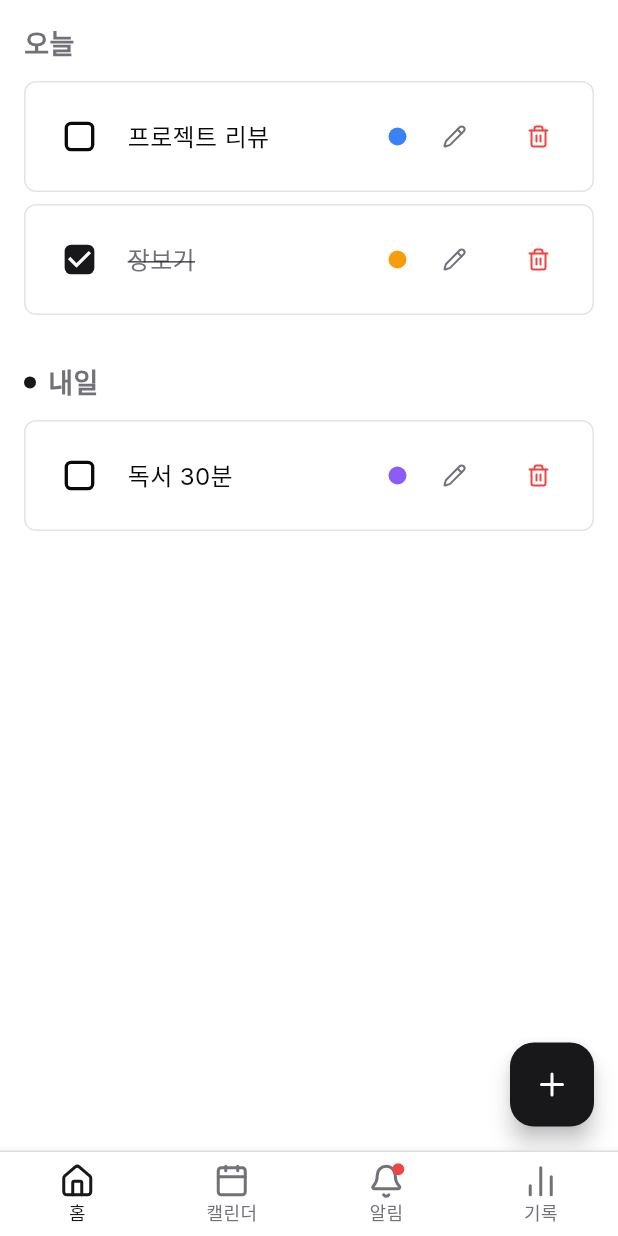
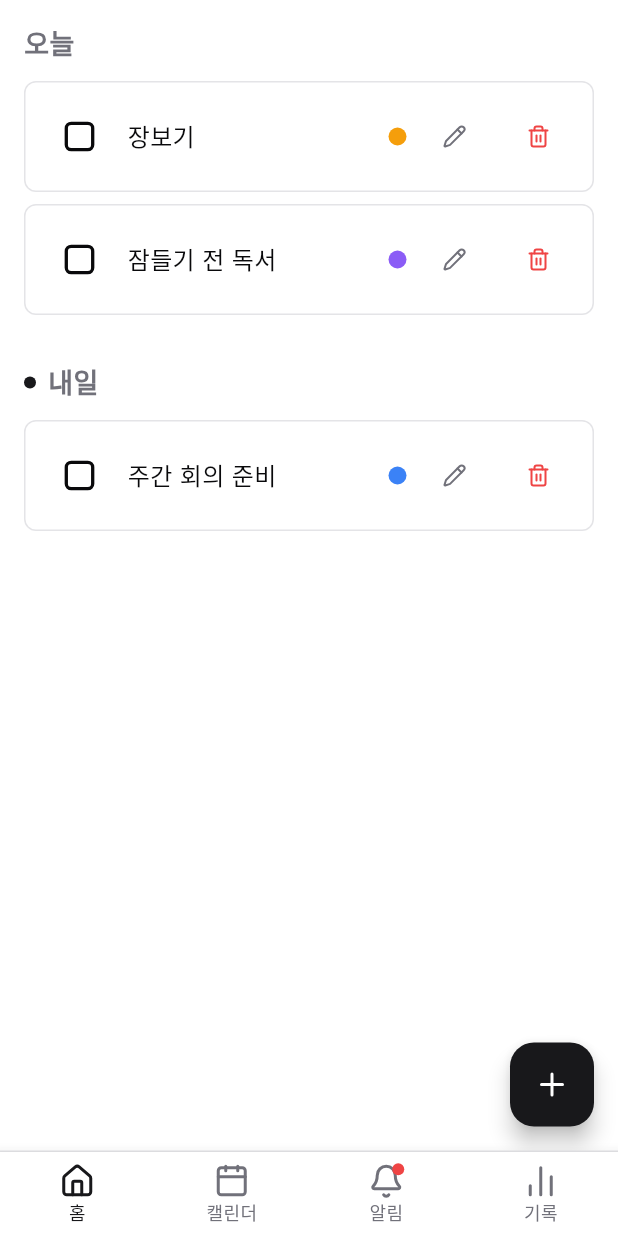
Before and after one commit to yeeuuuu/flutter_project, a Flutter app: the screen it shows after launch, after a tap on an icon or button, on a phone screen of 412 x 824 dp. Run offline on Flutter 3.47's test engine with Material 3 defaults, Android fonts, the phone set to English and light mode, and no system bars; our stand-ins replace google_fonts, lucide_icons.

Commit message:
샘플 수정

```diff
--- a/lib/app.dart
+++ b/lib/app.dart
@@ -1,13 +1,10 @@
 import 'package:flutter/material.dart';
 import 'package:lucide_icons/lucide_icons.dart';
-import 'package:intl/intl.dart'; // 날짜 포맷용
-import 'package:uuid/uuid.dart'; // ID 생성용
+import 'package:intl/intl.dart';
+import 'package:flutter_project2/styles/theme.dart';
+import 'package:flutter_project2/types/index.dart';
 
-// 스타일 및 유틸
-import 'package:flutter_project2/styles/theme.dart';
-import 'package:flutter_project2/types/index.dart'; // Task, RoutineStreak 모델
-
-// 탭 컴포넌트 Import
+// 컴포넌트 Import
 import 'package:flutter_project2/components/home_tab.dart';
 import 'package:flutter_project2/components/calendar_tab.dart';
 import 'package:flutter_project2/components/notifications_tab.dart';
@@ -37,89 +34,104 @@ class MainLayout extends StatefulWidget {
 class _MainLayoutState extends State<MainLayout> {
   int _selectedIndex = 0;
 
-  // React의 useState와 동일한 상태 관리 변수들
   List<Task> _tasks = [];
   List<RoutineStreak> _streaks = [];
 
   @override
   void initState() {
     super.initState();
-    _loadInitialData(); // 앱 시작 시 초기 데이터 로드
+    _loadInitialData();
   }
 
-  // 초기 샘플 데이터 로드 (React의 useEffect 로직 대응)
   void _loadInitialData() {
     final now = DateTime.now();
     final today = DateFormat('yyyy-MM-dd').format(now);
+    final yesterday = DateFormat('yyyy-MM-dd').format(now.subtract(const Duration(days: 1)));
     final tomorrow = DateFormat('yyyy-MM-dd').format(now.add(const Duration(days: 1)));
 
     setState(() {
       _tasks = [
+        // 1. [알림 탭용] 어제 못 끝낸 할 일 (이게 있어야 알림에 뜸)
         Task(
-          id: '1',
+          id: 'missed_1',
+          title: '어제 못 한 영어 공부',
+          type: 'todo',
+          completed: false,
+          date: yesterday,
+          color: '#EF4444', // Red
+          createdAt: now.subtract(const Duration(days: 1)).toIso8601String(),
+        ),
+        // 2. [기록 탭용] 루틴 1 (아침 운동)
+        Task(
+          id: 'routine_1',
           title: '아침 운동하기',
           type: 'routine',
-          completed: false,
+          completed: true, // 오늘은 완료함
           date: today,
           color: '#10B981', // Green
           createdAt: now.toIso8601String(),
         ),
+        // 3. [홈 탭용] 오늘의 할 일
         Task(
-          id: '2',
-          title: '프로젝트 리뷰',
+          id: 'todo_1',
+          title: '장보기',
           type: 'todo',
           completed: false,
-          date: today,
-          color: '#3B82F6', // Blue
-          createdAt: now.toIso8601String(),
-        ),
-        Task(
-          id: '3',
-          title: '장보기',
-          type: 'todo',
-          completed: true,
           date: today,
           color: '#F59E0B', // Amber
           createdAt: now.toIso8601String(),
         ),
+        // 4. [기록 탭용] 루틴 2 (독서)
         Task(
-          id: '4',
-          title: '독서 30분',
+          id: 'routine_2',
+          title: '잠들기 전 독서',
           type: 'routine',
           completed: false,
+          date: today,
+          color: '#8B5CF6', // Violet
+          createdAt: now.toIso8601String(),
+        ),
+        // 5. 내일 할 일
+        Task(
+          id: 'todo_future',
+          title: '주간 회의 준비',
+          type: 'todo',
+          completed: false,
           date: tomorrow,
-          color: '#8B5CF6', // Violet
+          color: '#3B82F6', // Blue
           createdAt: now.toIso8601String(),
         ),
       ];
 
-      // 루틴 연속 달성 기록 샘플
+      // [기록 탭용] 루틴 연속 기록 데이터 (ID를 위 Task와 일치시킴)
       _streaks = [
         RoutineStreak(
-          routineId: '1', // 아침 운동하기
-          currentStreak: 3,
-          longestStreak: 5,
-          lastCompletedDate: DateFormat('yyyy-MM-dd').format(now.subtract(const Duration(days: 1))),
+          routineId: 'routine_1', // 아침 운동하기와 매칭
+          currentStreak: 5,
+          longestStreak: 12,
+          lastCompletedDate: today,
+        ),
+        RoutineStreak(
+          routineId: 'routine_2', // 독서와 매칭
+          currentStreak: 2,
+          longestStreak: 4,
+          lastCompletedDate: yesterday,
         ),
       ];
     });
   }
 
-  // 할 일 추가 및 수정 핸들러
   void _handleUpdateTask(Task task) {
     setState(() {
       final index = _tasks.indexWhere((t) => t.id == task.id);
       if (index != -1) {
-        // 기존 태스크 수정
         _tasks[index] = task;
       } else {
-        // 새 태스크 추가
         _tasks.add(task);
       }
     });
   }
 
-  // 할 일 삭제 핸들러
   void _handleDeleteTask(String id) {
     setState(() {
       _tasks.removeWhere((t) => t.id == id);
@@ -128,33 +140,19 @@ class _MainLayoutState extends State<MainLayout> {
 
   @override
   Widget build(BuildContext context) {
-    // React의 nav 순서: Home -> Calendar -> Notifications -> Records
-    // 각 탭에 필요한 데이터를 prop으로 전달
     final List<Widget> screens = [
-      HomeTab(
-        tasks: _tasks,
-        onUpdateTask: _handleUpdateTask,
-        onDeleteTask: _handleDeleteTask,
-      ),
-      CalendarTab(
-        tasks: _tasks,
-      ),
-      NotificationTab(
-        tasks: _tasks,
-      ),
-      RecordsTab(
-        tasks: _tasks,
-        streaks: _streaks,
-      ),
+      HomeTab(tasks: _tasks, onUpdateTask: _handleUpdateTask, onDeleteTask: _handleDeleteTask),
+      CalendarTab(tasks: _tasks),
+      NotificationTab(tasks: _tasks), // 이제 어제 미완료 태스크가 보일 것입니다.
+      RecordsTab(tasks: _tasks, streaks: _streaks), // 이제 루틴 기록이 보일 것입니다.
     ];
 
-    // 읽지 않은 알림 개수 계산 (오늘 이전의 미완료 태스크)
+    // 알림 배지 카운트 (오늘 이전 미완료 태스크)
     final todayStr = DateFormat('yyyy-MM-dd').format(DateTime.now());
     final incompleteCount = _tasks.where((t) => !t.completed && t.date.compareTo(todayStr) <= 0).length;
 
     return Scaffold(
       body: SafeArea(
-        // IndexedStack을 사용하여 탭 전환 시 화면 상태 유지 (React Router와 유사 효과)
         child: IndexedStack(
           index: _selectedIndex,
           children: screens,
@@ -176,39 +174,25 @@ class _MainLayoutState extends State<MainLayout> {
           selectedFontSize: 12,
           unselectedFontSize: 12,
           items: [
-            const BottomNavigationBarItem(
-              icon: Icon(LucideIcons.home),
-              label: '홈',
-            ),
-            const BottomNavigationBarItem(
-              icon: Icon(LucideIcons.calendar),
-              label: '캘린더',
-            ),
+            const BottomNavigationBarItem(icon: Icon(LucideIcons.home), label: '홈'),
+            const BottomNavigationBarItem(icon: Icon(LucideIcons.calendar), label: '캘린더'),
             BottomNavigationBarItem(
               icon: Stack(
                 children: [
                   const Icon(LucideIcons.bell),
                   if (incompleteCount > 0)
                     Positioned(
-                      right: 0,
-                      top: 0,
+                      right: 0, top: 0,
                       child: Container(
-                        width: 8,
-                        height: 8,
-                        decoration: const BoxDecoration(
-                          color: AppTheme.destructive,
-                          shape: BoxShape.circle,
-                        ),
+                        width: 8, height: 8,
+                        decoration: const BoxDecoration(color: AppTheme.destructive, shape: BoxShape.circle),
                       ),
                     ),
                 ],
               ),
               label: '알림',
             ),
-            const BottomNavigationBarItem(
-              icon: Icon(LucideIcons.barChart2), // React의 TrendingUp 대체
-              label: '기록',
-            ),
+            const BottomNavigationBarItem(icon: Icon(LucideIcons.barChart2), label: '기록'),
           ],
         ),
       ),
--- a/lib/components/records_tab.dart
+++ b/lib/components/records_tab.dart
@@ -15,18 +15,17 @@ class RecordsTab extends StatelessWidget {
     final todayStr = DateFormat('yyyy-MM-dd').format(DateTime.now());
     final todayTasks = tasks.where((t) => t.date == todayStr).toList();
     final completedToday = todayTasks.where((t) => t.completed).length;
-    final progress =
-        todayTasks.isNotEmpty ? completedToday / todayTasks.length : 0.0;
+    final progress = todayTasks.isNotEmpty ? completedToday / todayTasks.length : 0.0;
 
+    // 모든 루틴 태스크 (현재 존재하는 루틴 목록 확인용)
     final routineTasks = tasks.where((t) => t.type == 'routine').toList();
-    // Unique routines logic simplified for UI demo
     final uniqueRoutines = routineTasks.map((e) => e.title).toSet().toList();
 
     return Scaffold(
       body: ListView(
         padding: const EdgeInsets.all(16),
         children: [
-          // Today Progress
+          // 1. 오늘의 달성률 카드
           Card(
             elevation: 0,
             shape: RoundedRectangleBorder(
@@ -40,23 +39,18 @@ class RecordsTab extends StatelessWidget {
                 children: [
                   const Row(
                     children: [
-                      Icon(LucideIcons.checkCircle2,
-                          size: 20, color: AppTheme.primary),
+                      Icon(LucideIcons.checkCircle2, size: 20, color: AppTheme.primary),
                       SizedBox(width: 8),
-                      Text("오늘의 달성률",
-                          style: TextStyle(fontWeight: FontWeight.bold)),
+                      Text("오늘의 달성률", style: TextStyle(fontWeight: FontWeight.bold)),
                     ],
                   ),
                   const SizedBox(height: 16),
-                  Text("${(progress * 100).toInt()}%",
-                      style: const TextStyle(
-                          fontSize: 32, fontWeight: FontWeight.bold)),
+                  Text("${(progress * 100).toInt()}%", style: const TextStyle(fontSize: 32, fontWeight: FontWeight.bold)),
                   const SizedBox(height: 8),
                   LinearProgressIndicator(
                     value: progress,
                     backgroundColor: AppTheme.muted,
-                    valueColor:
-                        const AlwaysStoppedAnimation<Color>(AppTheme.primary),
+                    valueColor: const AlwaysStoppedAnimation<Color>(AppTheme.primary),
                     minHeight: 8,
                     borderRadius: BorderRadius.circular(4),
                   ),
@@ -66,26 +60,29 @@ class RecordsTab extends StatelessWidget {
           ),
 
           const SizedBox(height: 24),
-          const Text("루틴 현황",
-              style: TextStyle(fontSize: 18, fontWeight: FontWeight.bold)),
+          const Text("루틴 현황", style: TextStyle(fontSize: 18, fontWeight: FontWeight.bold)),
           const SizedBox(height: 12),
 
-          // Streaks List (Mock UI based on React logic)
+          // 2. 루틴 스트릭 리스트
           if (streaks.isEmpty)
-            const Padding(
+             const Padding(
               padding: EdgeInsets.all(24.0),
-              child: Center(
-                  child: Text("등록된 루틴이 없습니다",
-                      style: TextStyle(color: AppTheme.mutedForeground))),
+              child: Center(child: Text("등록된 루틴 기록이 없습니다", style: TextStyle(color: AppTheme.mutedForeground))),
             )
           else
             ...streaks.map((streak) {
-              // Find matching routine info (simplified lookup)
-              final routine = routineTasks.firstWhere(
-                  (t) => t.id == streak.routineId,
-                  orElse: () => routineTasks[0]);
-              final color =
-                  Color(int.parse(routine.color.replaceFirst('#', '0xFF')));
+              // 중요: routineId와 일치하는 태스크를 안전하게 찾기
+              // orElse 대신 catchError 방식을 쓰거나 collection 패키지의 firstWhereOrNull을 쓰면 좋지만,
+              // 여기서는 기본 Dart로 안전하게 처리
+              Task? routine;
+              try {
+                routine = routineTasks.firstWhere((t) => t.id == streak.routineId);
+              } catch (e) {
+                // 매칭되는 루틴 태스크가 없으면(삭제됨 등) 표시하지 않음
+                return const SizedBox.shrink();
+              }
+
+              final color = Color(int.parse(routine.color.replaceFirst('#', '0xFF')));
 
               return Container(
                 margin: const EdgeInsets.only(bottom: 8),
@@ -96,35 +93,24 @@ class RecordsTab extends StatelessWidget {
                 ),
                 child: Row(
                   children: [
-                    Container(
-                        width: 8,
-                        height: 8,
-                        decoration: BoxDecoration(
-                            color: color, shape: BoxShape.circle)),
+                    Container(width: 8, height: 8, decoration: BoxDecoration(color: color, shape: BoxShape.circle)),
                     const SizedBox(width: 12),
                     Expanded(
                       child: Column(
                         crossAxisAlignment: CrossAxisAlignment.start,
                         children: [
-                          Text(routine.title,
-                              style:
-                                  const TextStyle(fontWeight: FontWeight.w500)),
-                          Text("현재 ${streak.currentStreak}일 연속",
-                              style: const TextStyle(
-                                  fontSize: 12,
-                                  color: AppTheme.mutedForeground)),
+                          Text(routine.title, style: const TextStyle(fontWeight: FontWeight.w500)),
+                          Text("현재 ${streak.currentStreak}일 연속", style: const TextStyle(fontSize: 12, color: AppTheme.mutedForeground)),
                         ],
                       ),
                     ),
                     Container(
-                      padding: const EdgeInsets.symmetric(
-                          horizontal: 8, vertical: 4),
+                      padding: const EdgeInsets.symmetric(horizontal: 8, vertical: 4),
                       decoration: BoxDecoration(
                         color: AppTheme.muted,
                         borderRadius: BorderRadius.circular(12),
                       ),
-                      child: Text("최고 ${streak.longestStreak}일",
-                          style: const TextStyle(fontSize: 10)),
+                      child: Text("최고 ${streak.longestStreak}일", style: const TextStyle(fontSize: 10)),
                     )
                   ],
                 ),
@@ -133,17 +119,15 @@ class RecordsTab extends StatelessWidget {
 
           const SizedBox(height: 24),
 
-          // Simple Stats Grid
+          // 3. 통계 요약 카드
           Row(
             children: [
               Expanded(
-                child: _buildStatCard("전체 할 일",
-                    tasks.where((t) => t.type == 'todo').length.toString()),
+                child: _buildStatCard("전체 할 일", tasks.where((t) => t.type == 'todo').length.toString()),
               ),
               const SizedBox(width: 12),
               Expanded(
-                child:
-                    _buildStatCard("전체 루틴", uniqueRoutines.length.toString()),
+                child: _buildStatCard("전체 루틴", uniqueRoutines.length.toString()),
               ),
             ],
           )
@@ -161,13 +145,9 @@ class RecordsTab extends StatelessWidget {
       ),
       child: Column(
         children: [
-          Text(label,
-              style: const TextStyle(
-                  color: AppTheme.mutedForeground, fontSize: 12)),
+          Text(label, style: const TextStyle(color: AppTheme.mutedForeground, fontSize: 12)),
           const SizedBox(height: 4),
-          Text(value,
-              style:
-                  const TextStyle(fontSize: 24, fontWeight: FontWeight.bold)),
+          Text(value, style: const TextStyle(fontSize: 24, fontWeight: FontWeight.bold)),
         ],
       ),
     );
```
